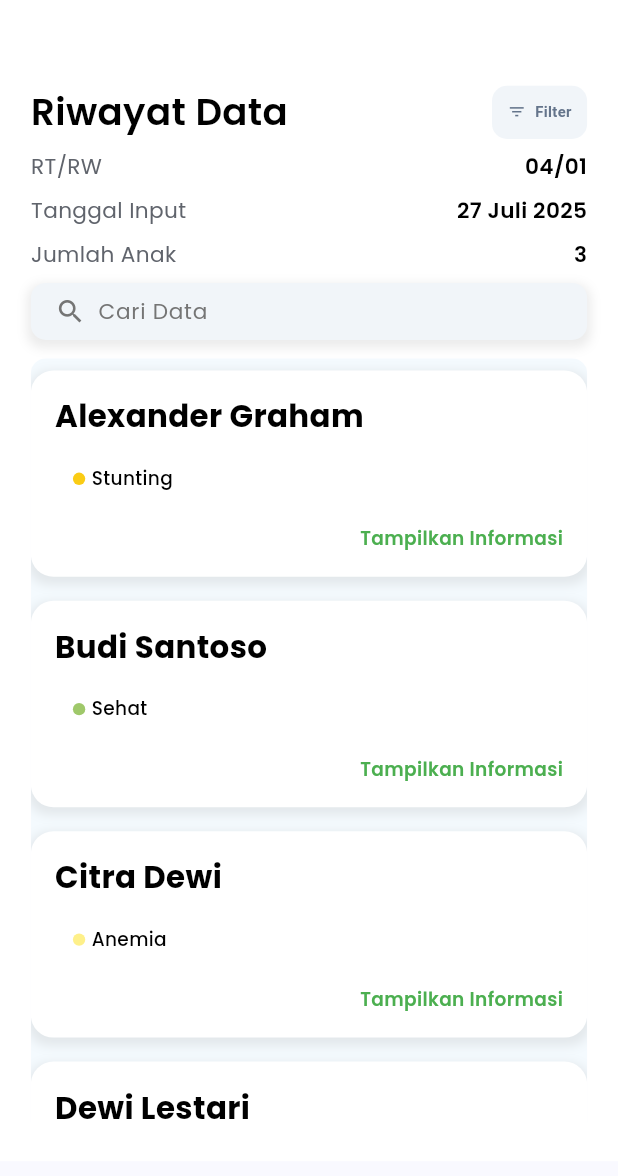
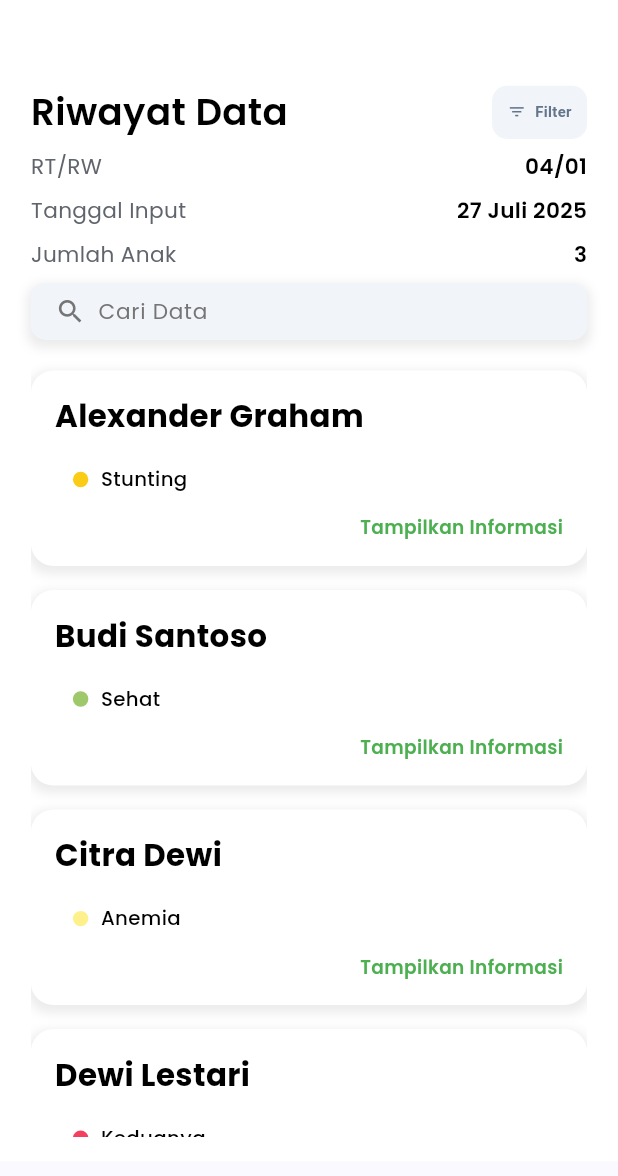
Before and after one commit to AxelAcep/Balansing-FrontEnd, a Flutter app: the RiwayatScreen widget shown alone on an empty page, opened directly, on a phone screen of 412 x 824 dp. Shown: the top 1176 px of the screen. Run offline on Flutter 3.47's test engine with Material 3 defaults, Android fonts, the phone set to English and light mode, and no system bars; our stand-ins replace fl_chart, google_fonts, shared_preferences; accounts and stored records are empty; network calls fail.

Commit message:
Minor Bug

```diff
--- a/lib/card/RiwayatCard.dart
+++ b/lib/card/RiwayatCard.dart
@@ -159,18 +159,18 @@ class _ChildCardState extends State<ChildCard> {
                 mainAxisSize: MainAxisSize.min, // Make row only as wide as its children
                 children: [
                   Container(
-                    width: width * 0.02,
-                    height: width * 0.02,
+                    width: width * 0.025,
+                    height: width * 0.025,
                     decoration: BoxDecoration(
                       shape: BoxShape.circle,
                       color: currentStatus.color,
                     ),
                   ),
-                  SizedBox(width: width * 0.01),
+                  SizedBox(width: width * 0.02),
                   Text(
                     currentStatus.title,
                     style: GoogleFonts.poppins(
-                      fontSize: height * 0.015,
+                      fontSize: height * 0.016,
                       fontWeight: FontWeight.w500, // Slightly bolder for the status text
                       color: Colors.black,
                     ),
@@ -178,7 +178,7 @@ class _ChildCardState extends State<ChildCard> {
                 ],
               ),
             ),
-          SizedBox(height: height * 0.015),
+          SizedBox(height: height * 0.005),
 
           // Sembunyikan/Tampilkan Informasi Button
           GestureDetector(
--- a/lib/screens/Kader/Beranda/kaderTambahII.dart
+++ b/lib/screens/Kader/Beranda/kaderTambahII.dart
@@ -18,7 +18,7 @@ class _KaderTambahIIState extends State<KaderTambahII> {
   final TextEditingController _tbController = TextEditingController(); // Controller for TB
 
   DateTime? _selectedDate;
-  String? _selectedGender; // State variable for selected gender
+  //String? _selectedGender; // State variable for selected gender
 
   // State variables for new selections
   String? _selectedKonjungtiva;
--- a/lib/screens/Kader/kader_riwayat_screen.dart
+++ b/lib/screens/Kader/kader_riwayat_screen.dart
@@ -217,24 +217,22 @@ class _RiwayatScreenState extends State<RiwayatScreen> {
                 child: Container(
                   width: width * 0.9,
                   decoration: BoxDecoration(
-                    color: Colors.blue.withOpacity(0.05), // Lighter background for the list area
-                    borderRadius: BorderRadius.circular(10),
+                    color: Colors.transparent,
                   ),
                   child: Scrollbar(
                     thumbVisibility: false,
-                    child: ListView.builder(
-                      shrinkWrap: true,
-                      itemCount: _dummyChildren.length, // Use the new dummy data
-                      itemBuilder: (context, index) {
-                        final childData = _dummyChildren[index];
+                    child: SingleChildScrollView(
+                      child: Column(
+                        children: _dummyChildren.map((childData) {
                           return ChildCard(
                             name: childData['name']!,
                             age: childData['age']!,
                             gender: childData['gender']!,
                             measurements: childData['measurements']!,
-                          statusType: childData['status']!, // Pass the status type
+                            statusType: childData['status']!,
                           );
-                      },
+                        }).toList(),
+                      ),
                     ),
                   ),
                 ),
```
Lines whose indentation alone changed are shown as unchanged.
